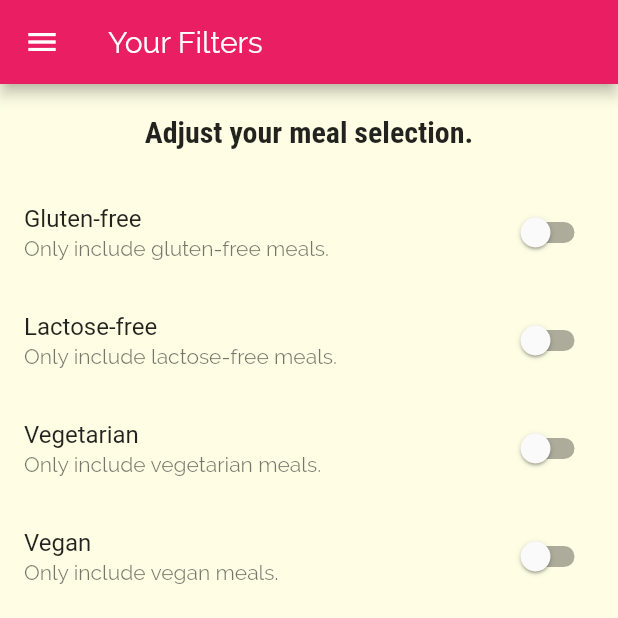
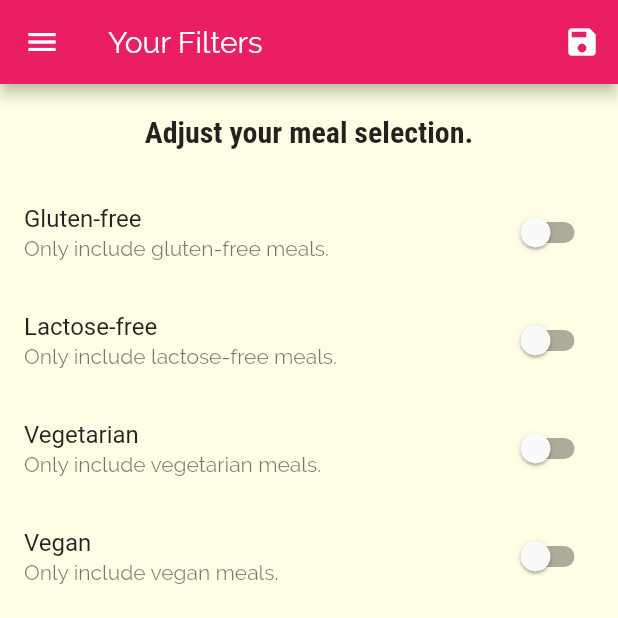
Before and after one commit to champi-dev/meals-app, a Flutter app: the FiltersScreen screen opened by its route, on a phone screen of 412 x 824 dp, the top half of it. Run offline on Flutter 3.47's test engine with Material 2 defaults, Android fonts, the phone set to English and light mode, and no system bars.

Commit message:
Adding Filtering Logic

```diff
--- a/lib/main.dart
+++ b/lib/main.dart
@@ -1,14 +1,52 @@
 import 'package:flutter/material.dart';
 
+import './dummy_data.dart';
 import './screens/filters_screen.dart';
 import './screens/tabs_screen.dart';
 import './screens/category_meals_screen.dart';
-import './screens/categories_screen.dart';
 import './screens/meal_detail_screen.dart';
+import './models/meal.dart';
 
 void main() => runApp(MyApp());
 
-class MyApp extends StatelessWidget {
+class MyApp extends StatefulWidget {
+  @override
+  _MyAppState createState() => _MyAppState();
+}
+
+class _MyAppState extends State<MyApp> {
+  Map<String, bool> _filters = {
+    'gluten': false,
+    'lactose': false,
+    'vegan': false,
+    'vegetarian': false
+  };
+
+  List<Meal> _availableMeals = DUMMY_MEALS;
+
+  void _setFilters(Map<String, bool> filterData) {
+    setState(() {
+      _filters = filterData;
+
+      _availableMeals = DUMMY_MEALS.where((meal) {
+        if (_filters['gluten'] && !meal.isGlutenFree) {
+          return false;
+        }
+        if (_filters['lactose'] && !meal.isLactoseFree) {
+          return false;
+        }
+        if (_filters['vegan'] && !meal.isVegan) {
+          return false;
+        }
+        if (_filters['vegetarian'] && !meal.isVegetarian) {
+          return false;
+        }
+
+        return true;
+      }).toList();
+    });
+  }
+
   @override
   Widget build(BuildContext context) {
     return MaterialApp(
@@ -27,9 +65,10 @@ class MyApp extends StatelessWidget {
                   fontFamily: 'RobotoCondensed'))),
       routes: {
         '/': (ctx) => TabsScreen(),
-        CategoryMealsScreen.routeName: (ctx) => CategoryMealsScreen(),
+        CategoryMealsScreen.routeName: (ctx) =>
+            CategoryMealsScreen(_availableMeals),
         MealDetailScreen.routeName: (ctx) => MealDetailScreen(),
-        FiltersScreen.routeName: (ctx) => FiltersScreen()
+        FiltersScreen.routeName: (ctx) => FiltersScreen(_filters, _setFilters)
       },
     );
   }
--- a/lib/screens/category_meals_screen.dart
+++ b/lib/screens/category_meals_screen.dart
@@ -1,11 +1,13 @@
 import 'package:flutter/material.dart';
 
-import '../dummy_data.dart';
 import '../widgets/meal_item.dart';
 import '../models/meal.dart';
 
 class CategoryMealsScreen extends StatefulWidget {
   static const routeName = '/category-meals';
+  final List<Meal> availableMeals;
+
+  CategoryMealsScreen(this.availableMeals);
 
   @override
   _CategoryMealsScreenState createState() => _CategoryMealsScreenState();
@@ -28,7 +30,7 @@ class _CategoryMealsScreenState extends State<CategoryMealsScreen> {
           ModalRoute.of(context).settings.arguments as Map<String, String>;
       final categoryId = routeArgs['id'];
       categoryTitle = routeArgs['title'];
-      displayedMeals = DUMMY_MEALS
+      displayedMeals = widget.availableMeals
           .where((meal) => meal.categories.contains(categoryId))
           .toList();
 
--- a/lib/screens/filters_screen.dart
+++ b/lib/screens/filters_screen.dart
@@ -4,6 +4,11 @@ import '../widgets/main_drawer.dart';
 
 class FiltersScreen extends StatefulWidget {
   static const routeName = '/filters';
+
+  final Function saveFilters;
+  final Map<String, bool> currentFilters;
+
+  FiltersScreen(this.currentFilters, this.saveFilters);
 
   @override
   _FiltersScreenState createState() => _FiltersScreenState();
@@ -14,6 +19,16 @@ class _FiltersScreenState extends State<FiltersScreen> {
   bool _vegetarian = false;
   bool _vegan = false;
   bool _lactoseFree = false;
+
+  @override
+  initState() {
+    _glutenFree = widget.currentFilters['gluten'];
+    _lactoseFree = widget.currentFilters['lactose'];
+    _vegan = widget.currentFilters['vegan'];
+    _vegetarian = widget.currentFilters['vegetarian'];
+
+    super.initState();
+  }
 
   Widget _buildSwitchListTile(String title, String description,
       bool currentValue, Function updateValue) {
@@ -28,7 +43,24 @@ class _FiltersScreenState extends State<FiltersScreen> {
   @override
   Widget build(BuildContext context) {
     return Scaffold(
-        appBar: AppBar(title: Text('Your Filters')),
+        appBar: AppBar(
+          title: Text('Your Filters'),
+          actions: <Widget>[
+            IconButton(
+              icon: Icon(Icons.save),
+              onPressed: () {
+                final selectedFilters = {
+                  'gluten': _glutenFree,
+                  'lactose': _vegetarian,
+                  'vegan': _vegan,
+                  'vegetarian': _vegetarian
+                };
+
+                widget.saveFilters(selectedFilters);
+              },
+            )
+          ],
+        ),
         drawer: MainDrawer(),
         body: Column(
           children: <Widget>[
```
